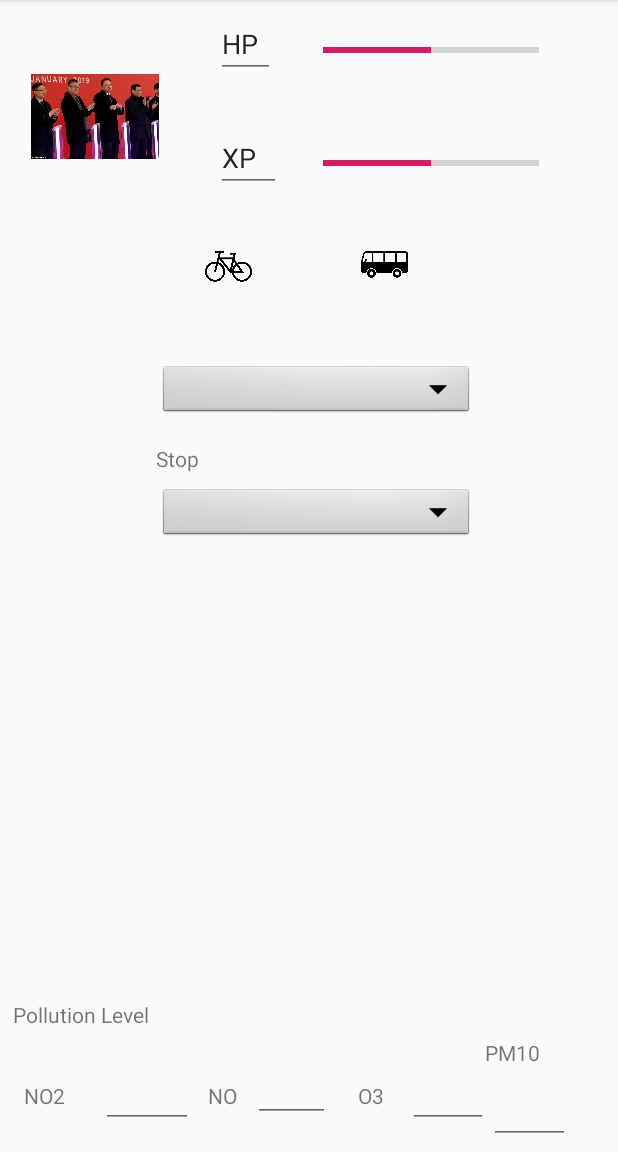
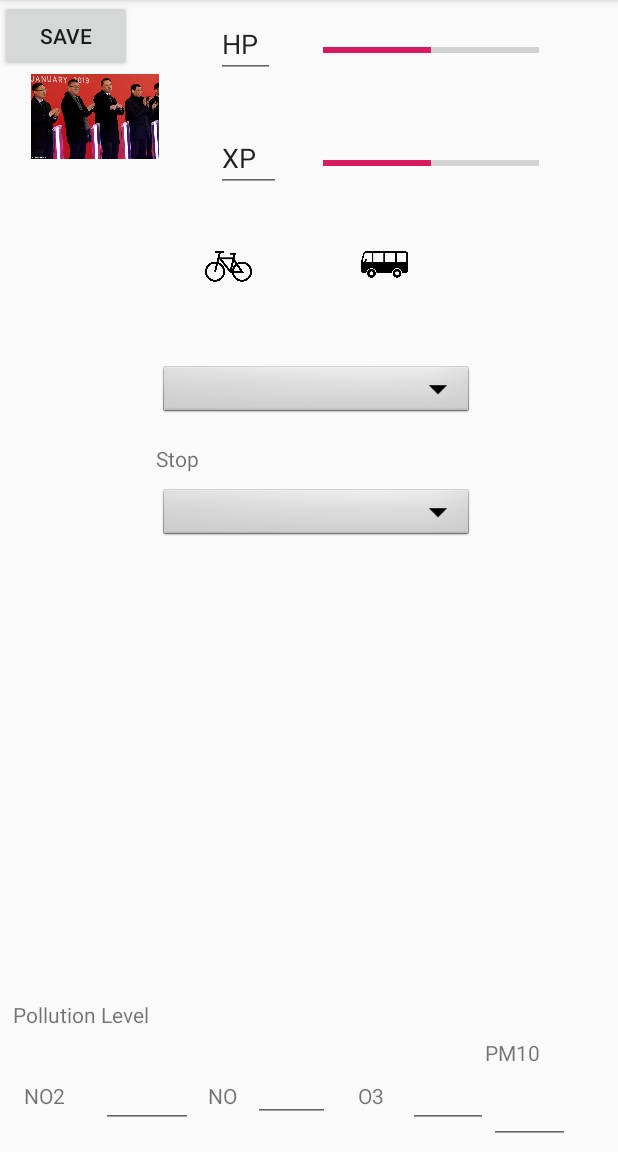
Before and after one commit to tatoalo/USI_Hackaton_2019, an Android app: the screen it shows after launch (MainActivity), on a phone screen of 412 x 824 dp, the part 84-1236 px from its top. Run offline under Robolectric (Android 15) with nearby library versions, the phone set to English and light mode, and no system bars; our stand-ins replace Picasso, Volley; network calls fail; pictures from the network do not load.

Commit message:
Updated FE

```diff
--- a/frontend/USIHackaton2019/app/src/main/java/com/tatoalo/usihackaton2019/MainActivity.java
+++ b/frontend/USIHackaton2019/app/src/main/java/com/tatoalo/usihackaton2019/MainActivity.java
@@ -1,6 +1,7 @@
 package com.tatoalo.usihackaton2019;
 
 
+import android.content.Intent;
 import android.os.Bundle;
 import android.view.View;
 import android.widget.ArrayAdapter;
@@ -10,11 +11,14 @@ import android.widget.ImageButton;
 import android.widget.ImageView;
 import android.widget.ProgressBar;
 import android.widget.Spinner;
+import android.widget.Toast;
 
+import com.android.volley.AuthFailureError;
 import com.android.volley.Request;
 import com.android.volley.RequestQueue;
 import com.android.volley.Response;
 import com.android.volley.VolleyError;
+import com.android.volley.toolbox.JsonObjectRequest;
 import com.android.volley.toolbox.StringRequest;
 import com.android.volley.toolbox.Volley;
 import com.squareup.picasso.Picasso;
@@ -24,7 +28,9 @@ import org.json.JSONException;
 import org.json.JSONObject;
 import org.json.JSONTokener;
 import java.util.ArrayList;
+import java.util.HashMap;
 import java.util.List;
+import java.util.Map;
 
 import androidx.appcompat.app.AppCompatActivity;
 
@@ -39,13 +45,17 @@ public class MainActivity extends AppCompatActivity {//implements View.OnClickLi
     String hpValueString = "50", xpValueString = "50", maxValueXp = "";
     List<String> bikeAddresses = new ArrayList<>();
     List<String> busAddresses = new ArrayList<>();
+    Button btnSaveData;
 
     EditText NO2, NO, O3, PM10;
+    String dataTypeChoosen = "";
 
     @Override
     protected void onCreate(Bundle savedInstanceState) {
         super.onCreate(savedInstanceState);
         setContentView(R.layout.activity_main);
+
+        btnSaveData = (Button) findViewById(R.id.btnSave);
 
         hp = (EditText) findViewById(R.id.hp);
         xp = (EditText) findViewById(R.id.xp);
@@ -90,6 +100,7 @@ public class MainActivity extends AppCompatActivity {//implements View.OnClickLi
 
         dataBike.setOnClickListener(new Button.OnClickListener() {
             public void onClick(View v) {
+                dataTypeChoosen = "bike";
                 dataBus.setBackgroundDrawable(dataBike.getBackground());
                 dataBike.setBackgroundResource(R.drawable.btn_border);
 
@@ -105,7 +116,7 @@ public class MainActivity extends AppCompatActivity {//implements View.OnClickLi
 
         dataBus.setOnClickListener(new Button.OnClickListener() {
             public void onClick(View v) {
-
+                dataTypeChoosen = "bus";
                 dataBike.setBackgroundDrawable(dataBus.getBackground());
                 dataBus.setBackgroundResource(R.drawable.btn_border);
                 Spinner startData = findViewById(R.id.dataStart);
@@ -127,6 +138,7 @@ public class MainActivity extends AppCompatActivity {//implements View.OnClickLi
         String urlBikes = "http://private-anon-5ec2e8c39d-hackaton4.apiary-mock.com/stations/bike";
         String urlBus = "https://private-anon-93fae61792-hackaton4.apiary-mock.com/stations/tpl";
         String urlPollution = "http://private-anon-5ec2e8c39d-hackaton4.apiary-mock.com/pollution";
+        final String urlSaveButton = "https://private-anon-5ec2e8c39d-hackaton4.apiary-mock.com/users/1";
 
         // GET USERS
         StringRequest stringRequestUsers = new StringRequest(Request.Method.GET, urlUsers,
@@ -291,7 +303,43 @@ public class MainActivity extends AppCompatActivity {//implements View.OnClickLi
             }
         });
 
+        //POSTSaveButton
+        btnSaveData.setOnClickListener(new Button.OnClickListener() {
+            public void onClick(View v) {
 
+                // Instantiate the RequestQueue.
+                RequestQueue queue = Volley.newRequestQueue(MainActivity.this);
+                //this is the url where you want to send the request
+
+                // Request a string response from the provided URL.
+                StringRequest stringRequest = new StringRequest(Request.Method.POST, urlSaveButton,
+                        new Response.Listener<String>() {
+                            @Override
+                            public void onResponse(String response) {
+                                // Display the response string.
+                                System.out.println("HERE_Response: " + response);
+                            }
+                        }, new Response.ErrorListener() {
+                    @Override
+                    public void onErrorResponse(VolleyError error) {
+                        System.out.println("HERE_ERROR!");
+                    }
+                }) {
+                    //adding parameters to the request
+                    @Override
+                    protected Map<String, String> getParams() throws AuthFailureError {
+                        Map<String, String> params = new HashMap<>();
+                        params.put("type", dataTypeChoosen);
+                        //params.put("email", _email.getText().toString());
+
+                        return params;
+                    }
+                };
+                // Add the request to the RequestQueue.
+                queue.add(stringRequest);
+
+            }
+        });
 
         // Add the request to the RequestQueue.
         queue.add(stringRequestBus);
@@ -300,6 +348,7 @@ public class MainActivity extends AppCompatActivity {//implements View.OnClickLi
         queue.add(stringRequestPollution);
 
 
+
     }
 
 
--- a/frontend/USIHackaton2019/app/src/main/res/layout/activity_main.xml
+++ b/frontend/USIHackaton2019/app/src/main/res/layout/activity_main.xml
@@ -267,4 +267,12 @@
         app:layout_constraintEnd_toStartOf="@+id/NOValue"
         app:layout_constraintStart_toEndOf="@+id/NO2Value" />
 
+    <Button
+        android:id="@+id/btnSave"
+        android:layout_width="wrap_content"
+        android:layout_height="wrap_content"
+        android:text="Save"
+        tools:layout_editor_absoluteX="284dp"
+        tools:layout_editor_absoluteY="387dp" />
+
 </androidx.constraintlayout.widget.ConstraintLayout>
```
